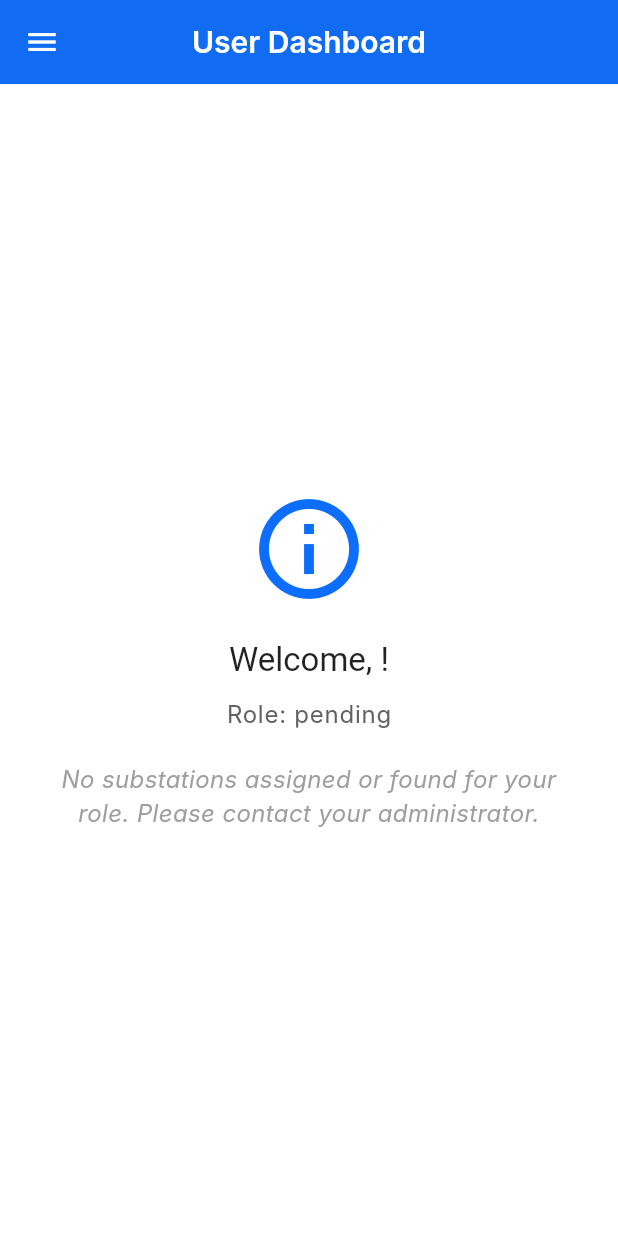
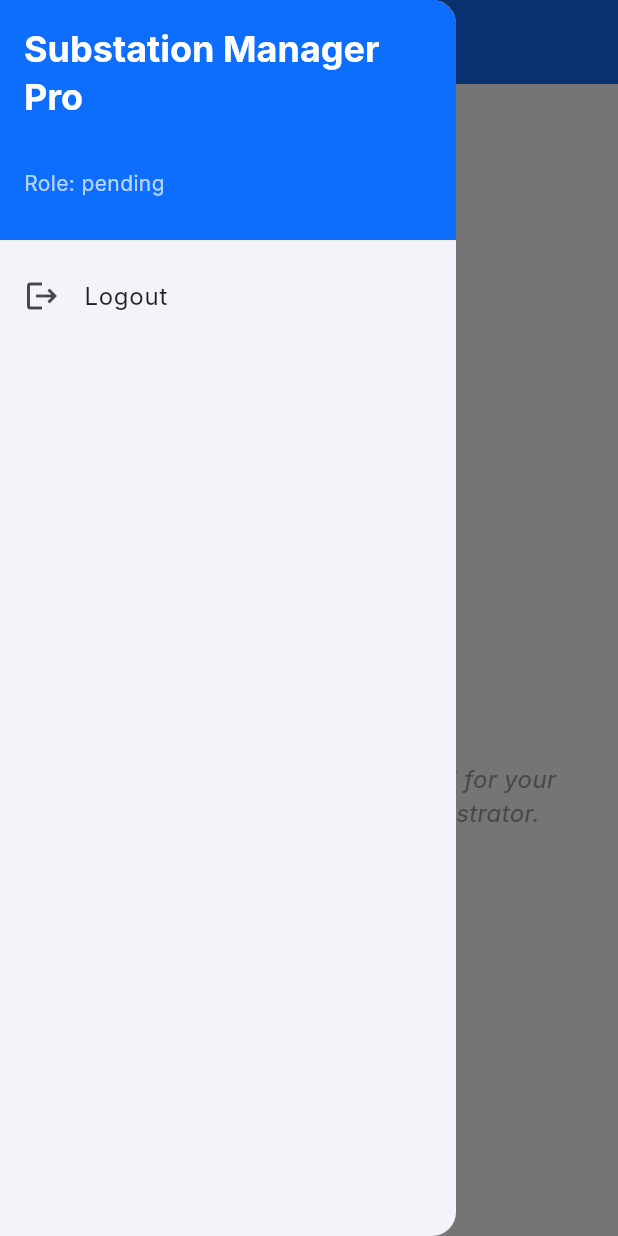
Before and after one commit to mrJSK/substation, a Flutter app: the HomeScreen screen opened directly with empty values, with the side drawer open (before the commit the screen has no drawer), on a phone screen of 412 x 824 dp. Run offline on Flutter 3.47's test engine with Material 3 defaults, Android fonts, the phone set to English and light mode, and no system bars; our stand-ins replace cloud_firestore, dropdown_search, firebase_auth, firebase_core, google_sign_in; accounts and stored records are empty; Roboto replaces fonts that are missing (Inter).

Commit message:
000002F Before Major change of plant history and custom dashboard for the subdivision user

```diff
--- a/lib/screens/home_screen.dart
+++ b/lib/screens/home_screen.dart
@@ -4,19 +4,17 @@ import 'package:firebase_auth/firebase_auth.dart';
 import 'package:cloud_firestore/cloud_firestore.dart';
 import 'package:google_sign_in/google_sign_in.dart';
 import 'package:provider/provider.dart';
-// import 'package:dropdown_search/dropdown_search.dart'; // No longer needed here
 
 import '../models/user_model.dart';
-import '../models/hierarchy_models.dart'; // Still needed for general hierarchy screens
+import '../models/hierarchy_models.dart';
 import '../models/app_state_data.dart';
 import '../screens/auth_screen.dart';
 import '../screens/admin/admin_dashboard_screen.dart';
 import '../screens/equipment_hierarchy_selection_screen.dart';
 import '../screens/substation_detail_screen.dart';
 import '../screens/admin/reading_template_management_screen.dart';
-// import '../screens/logsheet_entry_screen.dart'; // No longer directly instantiated here
 
-import 'substation_user_dashboard_screen.dart'; // NEW: Import the new substation user dashboard
+import 'substation_user_dashboard_screen.dart';
 
 class HomeScreen extends StatefulWidget {
   final AppUser appUser;
@@ -28,22 +26,15 @@ class HomeScreen extends StatefulWidget {
 }
 
 class _HomeScreenState extends State<HomeScreen> {
-  // These state variables are primarily for hierarchy selection in admin dashboard
-  // and might not be directly used for non-admin user's dashboard view.
   String? _selectedScreenStateName;
   String? _selectedScreenZoneId;
   String? _selectedScreenCircleId;
   String? _selectedScreenDivisionId;
   String? _selectedScreenSubdivisionId;
 
-  // The state variables related to substation selection for logsheet dashboard
-  // are now moved to SubstationUserDashboardScreen.
-
   @override
   void initState() {
     super.initState();
-    // No specific loading for non-admin users here anymore,
-    // as it's handled by SubstationUserDashboardScreen.
   }
 
   Widget _buildHierarchyExpansionTile<T extends HierarchyItem>({
@@ -63,7 +54,7 @@ class _HomeScreenState extends State<HomeScreen> {
         margin: const EdgeInsets.symmetric(vertical: 8.0),
         child: ListTile(
           leading: Icon(icon, color: Colors.grey),
-          title: Text(
+          title: const Text(
             'Select a higher level first',
             style: TextStyle(color: Colors.grey),
           ),
@@ -99,7 +90,7 @@ class _HomeScreenState extends State<HomeScreen> {
             child: ListTile(
               title: Text(
                 'Error: ${snapshot.error}',
-                style: TextStyle(color: Colors.red),
+                style: const TextStyle(color: Colors.red),
               ),
             ),
           );
@@ -118,12 +109,15 @@ class _HomeScreenState extends State<HomeScreen> {
             .map((doc) {
               if (collectionName == 'zones') return Zone.fromFirestore(doc);
               if (collectionName == 'circles') return Circle.fromFirestore(doc);
-              if (collectionName == 'divisions')
+              if (collectionName == 'divisions') {
                 return Division.fromFirestore(doc);
-              if (collectionName == 'subdivisions')
+              }
+              if (collectionName == 'subdivisions') {
                 return Subdivision.fromFirestore(doc);
-              if (collectionName == 'substations')
+              }
+              if (collectionName == 'substations') {
                 return Substation.fromFirestore(doc);
+              }
               return null;
             })
             .whereType<T>()
@@ -182,23 +176,16 @@ class _HomeScreenState extends State<HomeScreen> {
   Widget build(BuildContext context) {
     Widget bodyContent;
     String appBarTitle;
-    List<BottomNavigationBarItem> bottomNavItems =
-        []; // This list is now functionally used only for Admin's conceptual bottom nav.
+    List<BottomNavigationBarItem> bottomNavItems = [];
     int selectedIndex = 0;
 
     if (widget.appUser.role == UserRole.admin) {
       appBarTitle = 'Admin Dashboard';
       bodyContent = AdminDashboardScreen(adminUser: widget.appUser);
-      // Admin dashboard might have its own bottom nav items, but for now, it's not explicitly used.
-      // bottomNavItems is empty for admin, so bottomNavigationBar will be null.
     } else {
       appBarTitle = 'User Dashboard';
-      // NEW: Directly use SubstationUserDashboardScreen for non-admin users
       bodyContent = SubstationUserDashboardScreen(currentUser: widget.appUser);
-
-      // For non-admin users, their bottom navigation is now handled by the TabBar
-      // inside SubstationUserDashboardScreen, so this BottomNavigationBar should be null.
-      bottomNavItems = []; // Ensure it's empty for non-admin users
+      bottomNavItems = [];
     }
 
     return Scaffold(
@@ -216,13 +203,70 @@ class _HomeScreenState extends State<HomeScreen> {
             );
           },
         ),
-        // Removed logout button from AppBar actions
-        actions: [],
+        actions: const [],
+      ),
+      // ADD THIS DRAWER WIDGET
+      drawer: Drawer(
+        child: ListView(
+          padding: EdgeInsets.zero,
+          children: <Widget>[
+            DrawerHeader(
+              decoration: BoxDecoration(
+                color: Theme.of(context).colorScheme.primary,
+              ),
+              child: Column(
+                crossAxisAlignment: CrossAxisAlignment.start,
+                children: [
+                  Text(
+                    'Substation Manager Pro',
+                    style: Theme.of(context).textTheme.headlineSmall?.copyWith(
+                      color: Theme.of(context).colorScheme.onPrimary,
+                    ),
+                  ),
+                  const SizedBox(height: 8),
+                  Text(
+                    widget.appUser.email,
+                    style: Theme.of(context).textTheme.bodyLarge?.copyWith(
+                      color: Theme.of(context).colorScheme.onPrimary,
+                    ),
+                  ),
+                  Text(
+                    'Role: ${widget.appUser.role.toString().split('.').last}',
+                    style: Theme.of(context).textTheme.bodyMedium?.copyWith(
+                      color: Theme.of(
+                        context,
+                      ).colorScheme.onPrimary.withOpacity(0.7),
+                    ),
+                  ),
+                ],
+              ),
+            ),
+            // Example Drawer item for logging out
+            ListTile(
+              leading: const Icon(Icons.logout),
+              title: const Text('Logout'),
+              onTap: () async {
+                Navigator.of(context).pop(); // Close the drawer
+                await FirebaseAuth.instance.signOut();
+                await GoogleSignIn()
+                    .signOut(); // Also sign out from Google if used
+                if (mounted) {
+                  // Navigate back to AuthScreen and remove all previous routes
+                  Navigator.of(context).pushAndRemoveUntil(
+                    MaterialPageRoute(builder: (context) => const AuthScreen()),
+                    (Route<dynamic> route) => false,
+                  );
+                }
+              },
+            ),
+            // You can add more ListTile widgets here for other navigation options
+            // based on the user's role if needed.
+          ],
+        ),
       ),
       body: bodyContent,
       bottomNavigationBar:
-          (widget.appUser.role == UserRole.admin &&
-              bottomNavItems.isNotEmpty) // Only show if admin AND has items
+          (widget.appUser.role == UserRole.admin && bottomNavItems.isNotEmpty)
           ? BottomNavigationBar(
               items: bottomNavItems,
               currentIndex: selectedIndex,
@@ -231,7 +275,7 @@ class _HomeScreenState extends State<HomeScreen> {
                 context,
               ).colorScheme.onSurface.withOpacity(0.6),
             )
-          : null, // Set to null for non-admin roles (and if admin but no items)
+          : null,
     );
   }
 }
```
Also changed, not shown: lib/models/tripping_shutdown_model.dart (+9 -0 lines), lib/screens/tripping_shutdown_entry_screen.dart (+116 -47 lines), lib/screens/tripping_shutdown_overview_screen.dart (+46 -45 lines).
